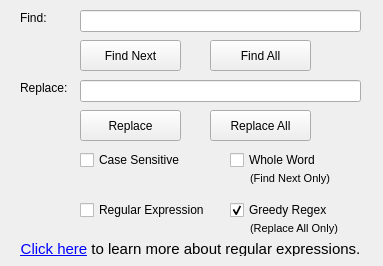
First picture: the form in TuringEditor/findreplacedialog.ui, repository Open-Turing-Project/turing-editor-qt, before the edit.
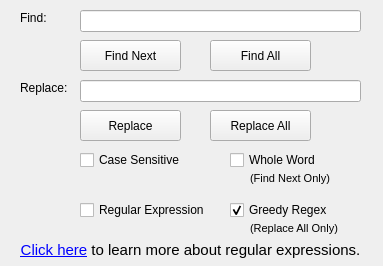
Second picture: the form after the edit.

```diff
--- a/TuringEditor/findreplacedialog.ui
+++ b/TuringEditor/findreplacedialog.ui
@@ -208,7 +208,7 @@
      <x>10</x>
      <y>240</y>
      <width>361</width>
-     <height>16</height>
+     <height>21</height>
     </rect>
    </property>
    <property name="font">
```
